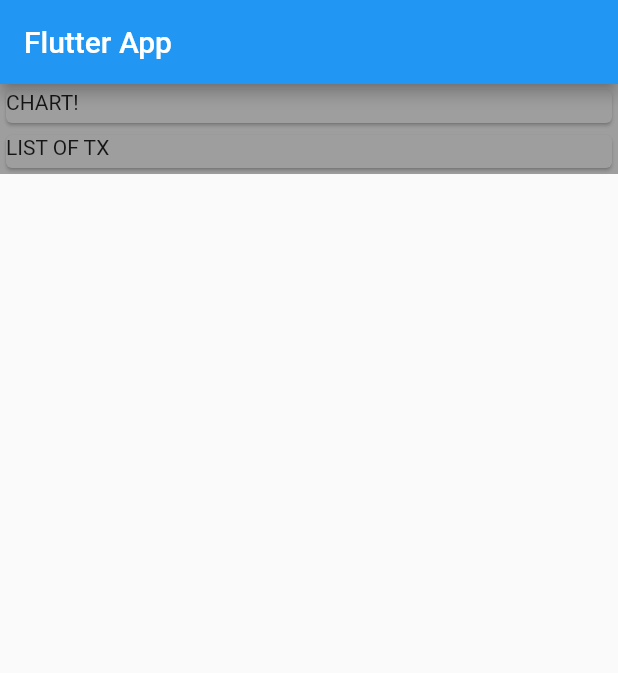
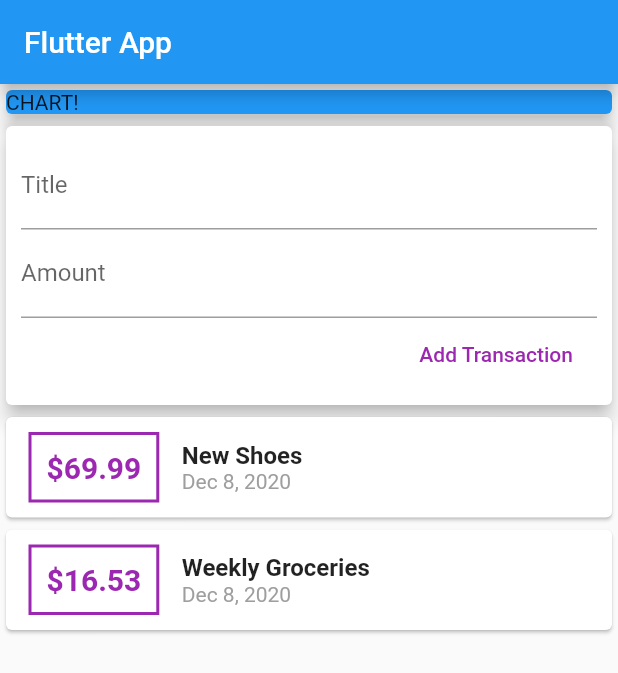
Before and after one commit to lowqilong/learn-flutter, a Flutter app: the screen it shows after launch, on a phone screen of 412 x 824 dp. Shown: the top 673 px of the screen. Run offline on Flutter 3.47's test engine with Material 2 defaults, Android fonts, the phone set to English and light mode, and no system bars.

Commit message:
learnt alot more

```diff
--- a/expense_app/lib/main.dart
+++ b/expense_app/lib/main.dart
@@ -1,4 +1,7 @@
 import 'package:flutter/material.dart';
+import 'package:intl/intl.dart';
+
+import 'widgets/user_transactions.dart';
 
 void main() => runApp(MyApp());
 
@@ -19,26 +22,23 @@ class MyHomePage extends StatelessWidget {
       appBar: AppBar(
         title: Text('Flutter App'),
       ),
-      body: Column(children: <Widget>[
+      body: SingleChildScrollView(
+        child: Column(
+          // mainAxisAlignment: MainAxisAlignment.start,
+          crossAxisAlignment: CrossAxisAlignment.stretch,
+          children: <Widget>[
             Container(
               width: double.infinity,
-          height: 30.0,
-          color: Colors.grey,
               child: Card(
+                color: Colors.blue,
                 child: Text('CHART!'),
-            color: Colors.grey,
+                elevation: 5,
               ),
             ),
-        Container(
-          width: double.infinity,
-          height: 30.0,
-          color: Colors.grey,
-          child: Card(
-            child: Text('LIST OF TX'),
-            color: Colors.grey,
+            UserTransactions(),
+          ],
         ),
       ),
-      ]),
     );
   }
 }
--- /dev/null
+++ b/expense_app/lib/models/transaction.dart
@@ -0,0 +1,15 @@
+import 'package:flutter/foundation.dart';
+
+class Transaction {
+  String id;
+  String title;
+  double amount;
+  DateTime date;
+
+  Transaction({
+    @required this.id,
+    @required this.title,
+    @required this.amount,
+    @required this.date,
+  });
+}
--- /dev/null
+++ b/expense_app/lib/widgets/new_transaction.dart
@@ -0,0 +1,39 @@
+import 'package:flutter/material.dart';
+
+class NewTransaction extends StatelessWidget {
+  final titleController = TextEditingController();
+  final amountController = TextEditingController();
+  final Function callback;
+
+  NewTransaction(this.callback);
+
+  @override
+  Widget build(BuildContext context) {
+    return Card(
+      elevation: 5,
+      child: Container(
+        padding: EdgeInsets.all(10),
+        child: Column(
+          crossAxisAlignment: CrossAxisAlignment.end,
+          children: <Widget>[
+            TextField(
+              decoration: InputDecoration(labelText: 'Title'),
+              controller: titleController,
+            ),
+            TextField(
+              decoration: InputDecoration(labelText: 'Amount'),
+              controller: amountController,
+            ),
+            FlatButton(
+              child: Text('Add Transaction'),
+              textColor: Colors.purple,
+              onPressed: () {
+                callback(titleController.text, amountController.text);
+              },
+            ),
+          ],
+        ),
+      ),
+    );
+  }
+}
--- /dev/null
+++ b/expense_app/lib/widgets/transaction_list.dart
@@ -0,0 +1,68 @@
+import 'package:flutter/material.dart';
+import 'package:intl/intl.dart';
+
+import '../models/transaction.dart';
+
+class TransactionList extends StatelessWidget {
+  final List<Transaction> transactions;
+
+  TransactionList(this.transactions);
+
+  @override
+  Widget build(BuildContext context) {
+    return Container(
+      height: 300,
+      child: SingleChildScrollView(
+        child: Column(
+          children: transactions.map((tx) {
+            return Card(
+              child: Row(
+                children: <Widget>[
+                  Container(
+                    margin: EdgeInsets.symmetric(
+                      vertical: 10,
+                      horizontal: 15,
+                    ),
+                    decoration: BoxDecoration(
+                      border: Border.all(
+                        color: Colors.purple,
+                        width: 2,
+                      ),
+                    ),
+                    padding: EdgeInsets.all(10),
+                    child: Text(
+                      '\$${tx.amount.toStringAsFixed(2)}',
+                      style: TextStyle(
+                        fontWeight: FontWeight.bold,
+                        fontSize: 20,
+                        color: Colors.purple,
+                      ),
+                    ),
+                  ),
+                  Column(
+                    crossAxisAlignment: CrossAxisAlignment.start,
+                    children: <Widget>[
+                      Text(
+                        tx.title,
+                        style: TextStyle(
+                          fontSize: 16,
+                          fontWeight: FontWeight.bold,
+                        ),
+                      ),
+                      Text(
+                        DateFormat.yMMMd().format(tx.date),
+                        style: TextStyle(
+                          color: Colors.grey,
+                        ),
+                      ),
+                    ],
+                  ),
+                ],
+              ),
+            );
+          }).toList(),
+        ),
+      ),
+    );
+  }
+}
--- /dev/null
+++ b/expense_app/lib/widgets/user_transactions.dart
@@ -0,0 +1,48 @@
+import 'package:flutter/material.dart';
+
+import '../models/transaction.dart';
+import './new_transaction.dart';
+import './transaction_list.dart';
+
+class UserTransactions extends StatefulWidget {
+  @override
+  _UserTransactionsState createState() => _UserTransactionsState();
+}
+
+class _UserTransactionsState extends State<UserTransactions> {
+  final List<Transaction> _transactions = [
+    Transaction(
+      id: 't1',
+      title: 'New Shoes',
+      amount: 69.99,
+      date: DateTime.now(),
+    ),
+    Transaction(
+      id: 't2',
+      title: 'Weekly Groceries',
+      amount: 16.53,
+      date: DateTime.now(),
+    ),
+  ];
+
+  void addTransactions(newTitle, newAmount) {
+    setState(() {
+      _transactions.add(Transaction(
+        id: DateTime.now().toString(),
+        title: newTitle,
+        amount: double.parse(newAmount),
+        date: DateTime.now(),
+      ));
+    });
+  }
+
+  @override
+  Widget build(BuildContext context) {
+    return Column(
+      children: <Widget>[
+        NewTransaction(addTransactions),
+        TransactionList(_transactions),
+      ],
+    );
+  }
+}
```
Also changed, not shown: expense_app/pubspec.yaml (+2 -7 lines), expense_app/pubspec.lock. Lines whose indentation alone changed are shown as unchanged.
